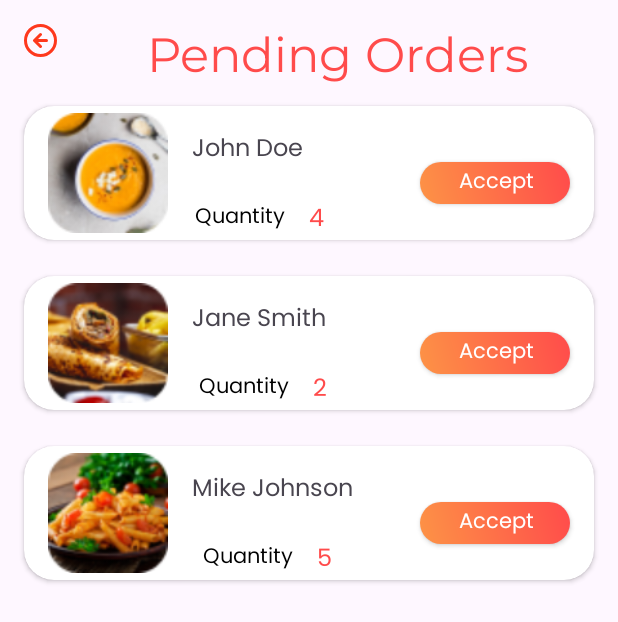
After one commit to phuonghoa1201/AdminFoodOrderingApp, an Android app: the PendingOrderActivity screen opened directly, with no data from a screen before it, on a phone screen of 412 x 824 dp. The commit adds this screen. Shown: the top 622 px of the screen. Run offline under Robolectric (Android 15) with nearby library versions, the phone set to English and light mode, and no system bars.

Commit message:
init project

```diff
--- a/app/src/main/java/com/example/adminfoodorderingapp/AdminProfileActivity.kt
+++ b/app/src/main/java/com/example/adminfoodorderingapp/AdminProfileActivity.kt
@@ -3,7 +3,7 @@ package com.example.adminfoodorderingapp
 import androidx.appcompat.app.AppCompatActivity
 import android.os.Bundle
 import com.example.adminfoodorderingapp.databinding.ActivityAdminProfileBinding
-import com.example.adminfoodorderingapp.databinding.ActivityOutForDeliveryBinding
+
 
 class AdminProfileActivity : AppCompatActivity() {
     private val binding: ActivityAdminProfileBinding by lazy {
--- /dev/null
+++ b/app/src/main/java/com/example/adminfoodorderingapp/PendingOrderActivity.kt
@@ -0,0 +1,39 @@
+package com.example.adminfoodorderingapp
+
+import androidx.appcompat.app.AppCompatActivity
+import android.os.Bundle
+import androidx.recyclerview.widget.LinearLayoutManager
+import com.example.adminfoodorderingapp.adapter.PendingOrderAdapter
+import com.example.adminfoodorderingapp.databinding.ActivityPendingOrderBinding
+import com.example.adminfoodorderingapp.databinding.PendingOrdersItemBinding
+
+class PendingOrderActivity : AppCompatActivity() {
+
+    private lateinit var binding: ActivityPendingOrderBinding
+
+    override fun onCreate(savedInstanceState: Bundle?) {
+        super.onCreate(savedInstanceState)
+        binding = ActivityPendingOrderBinding.inflate(layoutInflater)
+        setContentView(binding.root)
+
+        binding.backBtn.setOnClickListener {
+            finish()
+        }
+
+        val orderedCustomerName = arrayListOf(
+            "John Doe",
+            "Jane Smith",
+            "Mike Johnson"
+        )
+        val orderedQuantity = arrayListOf(
+            "4",
+            "2",
+            "5"
+        )
+        val orderedFoodImage = arrayListOf(R.drawable.menu1, R.drawable.menu2, R.drawable.menu3)
+
+        val adapter = PendingOrderAdapter(orderedCustomerName, orderedQuantity, orderedFoodImage, this)
+        binding.pendingOrderRecyclerView.adapter = adapter
+        binding.pendingOrderRecyclerView.layoutManager = LinearLayoutManager(this)
+    }
+}
--- /dev/null
+++ b/app/src/main/java/com/example/adminfoodorderingapp/adapter/PendingOrderAdapter.kt
@@ -0,0 +1,55 @@
+package com.example.adminfoodorderingapp.adapter
+
+import android.content.Context
+import android.os.Message
+import android.view.LayoutInflater
+import android.view.ViewGroup
+import android.widget.Toast
+import androidx.recyclerview.widget.RecyclerView
+import com.example.adminfoodorderingapp.databinding.PendingOrdersItemBinding
+
+class PendingOrderAdapter(private val clientNames: ArrayList<String>, private val quantity: ArrayList<String>, private val foodImage: ArrayList<Int>, private val context: Context) : RecyclerView.Adapter<PendingOrderAdapter.PendingOrderViewHolder>() {
+
+    override fun onCreateViewHolder(parent: ViewGroup, viewType: Int): PendingOrderViewHolder {
+        val binding = PendingOrdersItemBinding.inflate(LayoutInflater.from(parent.context), parent, false)
+        return PendingOrderViewHolder(binding)
+    }
+
+    override fun onBindViewHolder(holder: PendingOrderViewHolder, position: Int) {
+        holder.bind(position)
+    }
+
+    override fun getItemCount(): Int = clientNames.size
+
+    inner class PendingOrderViewHolder(private val binding: PendingOrdersItemBinding) : RecyclerView.ViewHolder(binding.root) {
+        private var isAccepted = false
+
+        fun bind(position: Int) {
+            binding.apply {
+                clientName.text = clientNames[position]
+                pendingOrderQuantity.text = quantity[position]
+                orderedFoodImage.setImageResource(foodImage[position])
+
+                orderedAcceptButton.apply {
+                    text = if (isAccepted) "Dispatch" else "Accept"
+                    setOnClickListener {
+                        if (!isAccepted) {
+                            text = "Dispatch"
+                            isAccepted = true
+                            showToast("Order is accecpted ")
+                        } else {
+//                            cusomerName = clientName
+                            clientNames.removeAt(adapterPosition)
+                            notifyItemRemoved(adapterPosition)
+                            showToast("Order is dispatched")
+                        }
+                    }
+                }
+            }
+        }
+        private fun showToast(message: String){
+                Toast.makeText(context, message, Toast.LENGTH_SHORT).show()
+
+        }
+    }
+}
--- /dev/null
+++ b/app/src/main/res/font/poppins.xml
@@ -0,0 +1,7 @@
+<?xml version="1.0" encoding="utf-8"?>
+<font-family xmlns:app="http://schemas.android.com/apk/res-auto"
+        app:fontProviderAuthority="com.google.android.gms.fonts"
+        app:fontProviderPackage="com.google.android.gms"
+        app:fontProviderQuery="Poppins"
+        app:fontProviderCerts="@array/com_google_android_gms_fonts_certs">
+</font-family>
--- /dev/null
+++ b/app/src/main/res/layout/activity_pending_order.xml
@@ -0,0 +1,45 @@
+<?xml version="1.0" encoding="utf-8"?>
+<androidx.constraintlayout.widget.ConstraintLayout xmlns:android="http://schemas.android.com/apk/res/android"
+    xmlns:app="http://schemas.android.com/apk/res-auto"
+    xmlns:tools="http://schemas.android.com/tools"
+    android:layout_width="match_parent"
+    android:layout_height="match_parent"
+    tools:context=".PendingOrderActivity">
+
+    <ImageView
+        android:id="@+id/backBtn"
+        android:layout_width="wrap_content"
+        android:layout_height="wrap_content"
+        android:layout_marginStart="16dp"
+        android:layout_marginTop="16dp"
+        android:background="@android:color/transparent"
+        android:scaleType="centerCrop"
+        android:src="@drawable/icon_exit"
+        app:layout_constraintStart_toStartOf="parent"
+        app:layout_constraintTop_toTopOf="parent" />
+    <TextView
+        android:id="@+id/textView10"
+        android:layout_width="wrap_content"
+        android:layout_height="wrap_content"
+        android:fontFamily="@font/montserrat"
+        android:text="Pending Orders"
+        android:textColor="@color/orange"
+        android:textSize="32sp"
+        app:layout_constraintEnd_toEndOf="parent"
+        app:layout_constraintStart_toEndOf="@+id/backBtn"
+        app:layout_constraintTop_toTopOf="@+id/backBtn" />
+
+    <androidx.recyclerview.widget.RecyclerView
+        android:id="@+id/pendingOrderRecyclerView"
+        android:layout_width="match_parent"
+        android:layout_height="0dp"
+        app:layout_constraintBottom_toBottomOf="parent"
+        app:layout_constraintEnd_toEndOf="parent"
+        app:layout_constraintHorizontal_bias="0.0"
+        app:layout_constraintStart_toStartOf="parent"
+        app:layout_constraintTop_toBottomOf="@+id/textView10"
+        app:layout_constraintVertical_bias="0.0"
+        tools:listitem="@layout/pending_orders_item" />
+
+
+</androidx.constraintlayout.widget.ConstraintLayout>
--- /dev/null
+++ b/app/src/main/res/layout/pending_orders_item.xml
@@ -0,0 +1,107 @@
+<?xml version="1.0" encoding="utf-8"?>
+<androidx.constraintlayout.widget.ConstraintLayout
+    xmlns:android="http://schemas.android.com/apk/res/android"
+    xmlns:app="http://schemas.android.com/apk/res-auto"
+    xmlns:tools="http://schemas.android.com/tools"
+    android:layout_width="match_parent"
+    android:layout_height="wrap_content">
+
+    <androidx.cardview.widget.CardView
+        android:id="@+id/cardView3"
+        android:layout_width="match_parent"
+        android:layout_height="wrap_content"
+        android:layout_marginStart="16dp"
+        android:layout_marginTop="8dp"
+        android:layout_marginEnd="16dp"
+        android:layout_marginBottom="16dp"
+        app:cardCornerRadius="20dp"
+        app:layout_constraintBottom_toBottomOf="parent"
+        app:layout_constraintEnd_toEndOf="parent"
+        app:layout_constraintStart_toStartOf="parent"
+        app:layout_constraintTop_toTopOf="parent">
+
+        <androidx.constraintlayout.widget.ConstraintLayout
+            android:layout_width="match_parent"
+            android:layout_height="match_parent">
+
+            <ImageView
+                android:id="@+id/orderedFoodImage"
+                android:layout_width="80dp"
+                android:layout_height="80dp"
+                android:layout_marginStart="16dp"
+                android:background="@drawable/imageviewshape"
+                android:elevation="8dp"
+                android:scaleType="centerCrop"
+                android:src="@drawable/sushi"
+                app:layout_constraintBottom_toBottomOf="parent"
+                app:layout_constraintStart_toStartOf="parent"
+                app:layout_constraintTop_toTopOf="parent" />
+
+            <TextView
+                android:id="@+id/clientName"
+                android:layout_width="wrap_content"
+                android:layout_height="wrap_content"
+                android:layout_marginStart="16dp"
+                android:layout_marginTop="16dp"
+                android:fontFamily="@font/poppins"
+                android:text="Name Customer"
+                android:textSize="16sp"
+                app:layout_constraintStart_toEndOf="@+id/orderedFoodImage"
+                app:layout_constraintTop_toTopOf="parent" />
+
+            <TextView
+                android:id="@+id/pendingOrderQuantity"
+                android:layout_width="wrap_content"
+                android:layout_height="wrap_content"
+                android:layout_marginStart="16dp"
+                android:layout_marginLeft="8dp"
+                android:fontFamily="@font/poppins"
+                android:text="3"
+                android:textColor="@color/orange"
+                android:textSize="16sp"
+                app:layout_constraintBottom_toBottomOf="@+id/quantitynum"
+                app:layout_constraintStart_toEndOf="@+id/quantitynum"
+                app:layout_constraintTop_toTopOf="@+id/quantitynum"
+                app:layout_constraintVertical_bias="0.0" />
+
+            <TextView
+                android:id="@+id/quantitynum"
+                android:layout_width="wrap_content"
+                android:layout_height="wrap_content"
+                android:layout_marginTop="20dp"
+                android:layout_marginBottom="16dp"
+                android:fontFamily="@font/poppins"
+                android:text="Quantity"
+                android:textColor="@color/black"
+                app:layout_constraintEnd_toEndOf="@+id/clientName"
+                app:layout_constraintHorizontal_bias="0.157"
+                app:layout_constraintStart_toStartOf="@+id/clientName"
+                app:layout_constraintTop_toBottomOf="@+id/clientName" />
+
+            <androidx.appcompat.widget.AppCompatButton
+                android:id="@+id/orderedAcceptButton"
+                android:layout_width="100dp"
+                android:layout_height="28dp"
+                android:background="@drawable/orange_button"
+                android:fontFamily="@font/poppins"
+                android:paddingStart="4dp"
+                android:paddingLeft="4dp"
+                android:paddingTop="2dp"
+                android:paddingEnd="2dp"
+                android:paddingRight="4dp"
+                android:paddingBottom="2dp"
+                android:text="Accept"
+                android:textAllCaps="false"
+                android:textColor="@color/white"
+                app:layout_constraintBottom_toBottomOf="parent"
+                app:layout_constraintEnd_toEndOf="parent"
+                app:layout_constraintHorizontal_bias="0.912"
+                app:layout_constraintStart_toEndOf="@+id/orderedFoodImage"
+                app:layout_constraintTop_toTopOf="parent"
+                app:layout_constraintVertical_bias="0.614" />
+
+        </androidx.constraintlayout.widget.ConstraintLayout>
+
+    </androidx.cardview.widget.CardView>
+
+</androidx.constraintlayout.widget.ConstraintLayout>
--- a/app/src/main/res/values/preloaded_fonts.xml
+++ b/app/src/main/res/values/preloaded_fonts.xml
@@ -2,5 +2,6 @@
 <resources>
     <array name="preloaded_fonts" translatable="false">
         <item>@font/montserrat</item>
+        <item>@font/poppins</item>
     </array>
 </resources>
--- a/app/src/main/res/values/strings.xml
+++ b/app/src/main/res/values/strings.xml
@@ -2,4 +2,6 @@
     <string name="app_name">AdminFoodOrderingApp</string>
     <string name="login_text">Do not have an account ? <font color="FF4B4B"><b>Sign Up</b></font></string>
     <string name="sign_up_text">Have an account ? <font color="FF4B4B"><b>Sign In</b></font></string>
+    <string name="default_web_client_id">838442733090-ldhotsus7n7f7bac3feuvc7rfhhqvkg8.apps.googleusercontent.com</string>
+
 </resources>
```
Also changed, not shown: app/src/main/AndroidManifest.xml (+9 -0 lines), app/src/main/java/com/example/adminfoodorderingapp/CreateUserActivity.kt (added, +19 -0 lines), app/src/main/java/com/example/adminfoodorderingapp/LoginActivity.kt (+55 -27 lines), app/src/main/java/com/example/adminfoodorderingapp/MainActivity.kt (+8 -0 lines), app/src/main/res/layout/activity_create_user.xml (added, +129 -0 lines), app/src/main/res/layout/activity_main.xml (+11 -9 lines), 1 other file.
